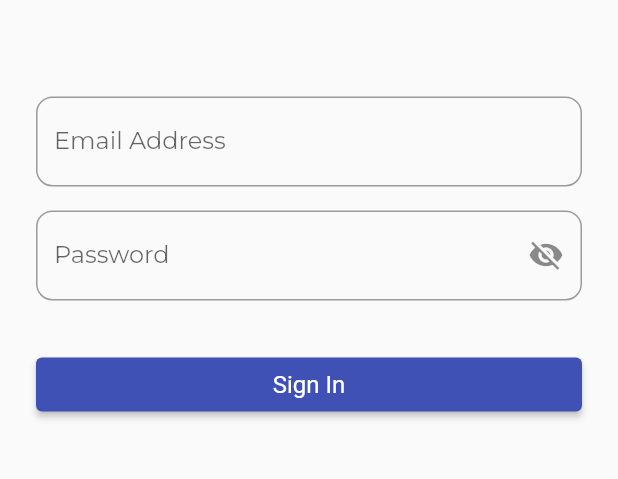
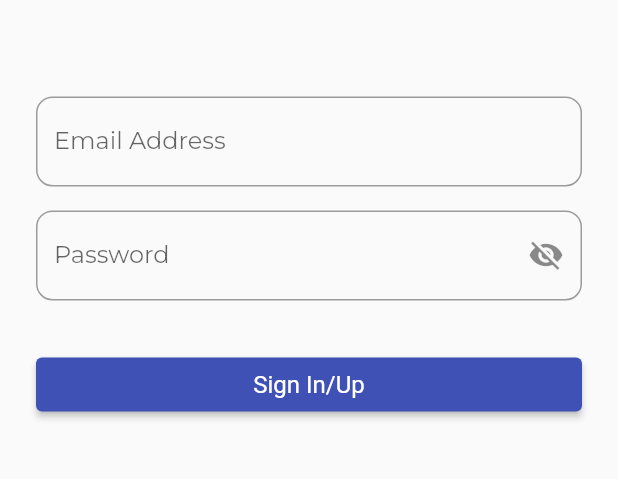
Before and after one commit to daksheshvira/twitter_clone, a Flutter app: the screen it shows after launch, on a phone screen of 412 x 824 dp, the part 183-662 px from its top. Run offline on Flutter 3.47's test engine with Material 2 defaults, Android fonts, the phone set to English and light mode, and no system bars; our stand-ins replace cloud_firestore, firebase_analytics, firebase_auth, firebase_core, google_fonts; accounts and stored records are empty.

Commit message:
chore: user flow added to readme and added loader on auth screen

```diff
--- a/lib/repos/tweet_repo.dart
+++ b/lib/repos/tweet_repo.dart
@@ -9,7 +9,10 @@ class TweetRepo {
   CollectionReference tweets = FirebaseFirestore.instance.collection('tweets');
 
   Stream<QuerySnapshot> streamTweet() {
-    return tweets.orderBy('updatedTime', descending: true).snapshots();
+    return tweets
+        .where('usedId', isEqualTo: auth.currentUser!.uid)
+        .orderBy('updatedTime', descending: true)
+        .snapshots();
   }
 
   Future<Responser> addTweet(Tweet tweet) async {
--- a/lib/ui/auth/auth_home_screen.dart
+++ b/lib/ui/auth/auth_home_screen.dart
@@ -90,9 +90,13 @@ class _AuthHomeScreenState extends State<AuthHomeScreen> {
                     SizedBox(
                       height: 32,
                     ),
-                    AppButton(
-                      label: 'Sign In',
-                      onPressed: _signIn,
+                    Consumer<UserController>(
+                      builder: (_, model, child) => model.isLoading
+                          ? Center(child: CircularProgressIndicator())
+                          : AppButton(
+                              label: 'Sign In/Up',
+                              onPressed: _signIn,
+                            ),
                     ),
                   ],
                 ),
```
Also changed, not shown: lib/controllers/user_controller.dart (+19 -4 lines), lib/ui/home/home_screen.dart (+11 -2 lines), 1 other file.
